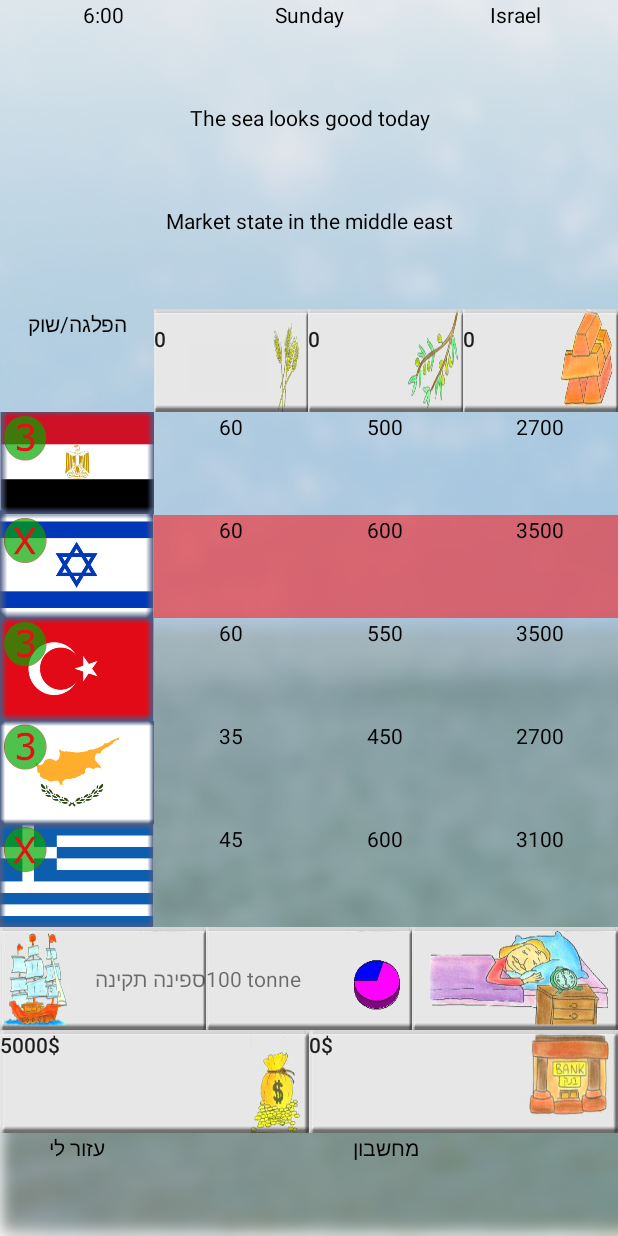
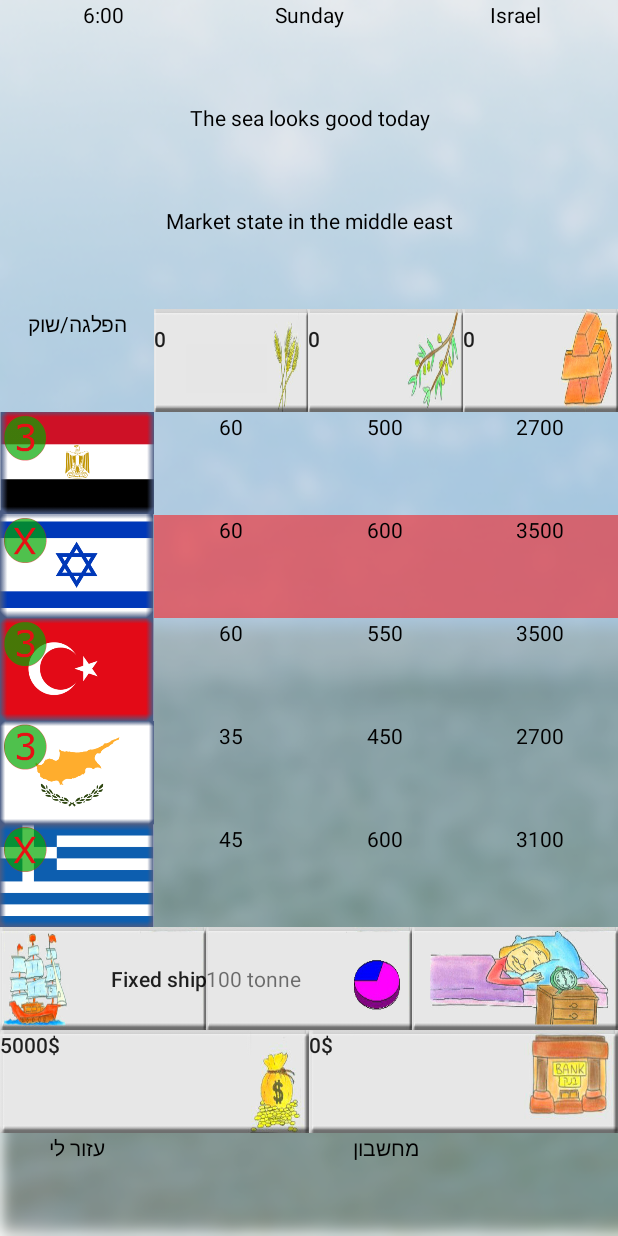
Before and after one commit to shirbenisrael/SeaMerchant, an Android app: the screen it shows after launch (MainActivity), on a phone screen of 412 x 824 dp. Run offline under Robolectric (Android 15) with nearby library versions, the phone set to English and light mode, and no system bars.

Commit message:
[New Feature] Show damage on main screen.

```diff
--- a/app/src/main/java/com/shirbi/seamerchant/FrontEnd.java
+++ b/app/src/main/java/com/shirbi/seamerchant/FrontEnd.java
@@ -8,6 +8,7 @@ import android.widget.LinearLayout;
 import android.widget.RelativeLayout;
 import android.widget.TextView;
 
+import androidx.annotation.DrawableRes;
 import androidx.annotation.NonNull;
 
 public class FrontEnd extends FrontEndGeneric {
@@ -72,6 +73,7 @@ public class FrontEnd extends FrontEndGeneric {
         showInventory();
 
         TextView textView;
+        Button button;
 
         textView = findViewById(R.id.current_hour_text_view);
         textView.setText(String.valueOf(mLogic.mCurrentHour) + ":00");
@@ -87,6 +89,13 @@ public class FrontEnd extends FrontEndGeneric {
 
         textView = findViewById(R.id.wide_capacity_button);
         textView.setText(String.valueOf(mLogic.mCapacity) + " " + getString(R.string.TONNE));
+
+        button = findViewById(R.id.wide_fix_button);
+        @DrawableRes int resource = (mLogic.mDamage == 0) ? R.drawable.wide_ship_button : R.drawable.wide_fix_button;
+        button.setBackgroundResource(resource);
+        String damageString = (mLogic.mDamage == 0) ? getString(R.string.FIXED_SHIP) :
+                mActivity.getString(R.string.DAMAGED_SHIP, mLogic.mDamage);
+        button.setText(damageString);
 
         textView = findViewById(R.id.wide_cash_button);
         textView.setText(mActivity.getString(R.string.MONEY_STRING, mLogic.mCash));
--- a/app/src/main/res/layout/main_window_layout.xml
+++ b/app/src/main/res/layout/main_window_layout.xml
@@ -196,7 +196,7 @@
             android:layout_weight="1"
             android:orientation="horizontal">
 
-            <TextView
+            <Button
                 android:id="@+id/wide_fix_button"
                 android:layout_width="0dp"
                 android:layout_height="match_parent"
--- a/app/src/main/res/values/strings.xml
+++ b/app/src/main/res/values/strings.xml
@@ -29,6 +29,9 @@
 
     <string name="CASH_STRING">Cash: %1$d\$</string>
     <string name="LOCK_STRING">Lock: %1$d\$</string>
+
+    <string name="FIXED_SHIP">Fixed ship</string>
+    <string name="DAMAGED_SHIP">Damage: %1$d\$</string>
 
     <string name="GOOD_SEA_STRING">The sea looks good today</string>
     <string name="STORM_STRING">Storm develops near %1$s today</string>
```
